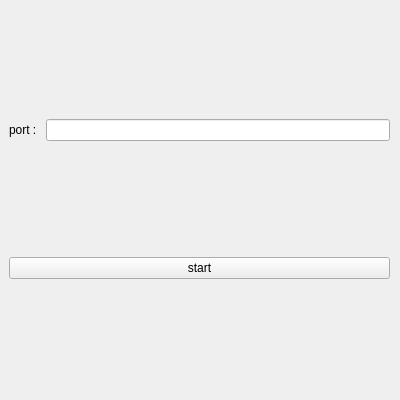
MasihBa/virtual, file server/mainwindow.ui: the form before one commit.
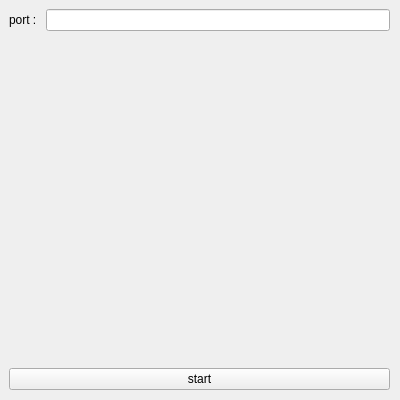
The form after the commit.

Diff of the .ui file:
```diff
--- a/server/mainwindow.ui
+++ b/server/mainwindow.ui
@@ -44,6 +44,16 @@
        </item>
       </layout>
      </item>
+     <item>
+      <widget class="QLabel" name="lblIP">
+       <property name="text">
+        <string/>
+       </property>
+       <property name="alignment">
+        <set>Qt::AlignmentFlag::AlignCenter</set>
+       </property>
+      </widget>
+     </item>
      <item>
       <widget class="QPushButton" name="btnStart">
        <property name="enabled">
```
